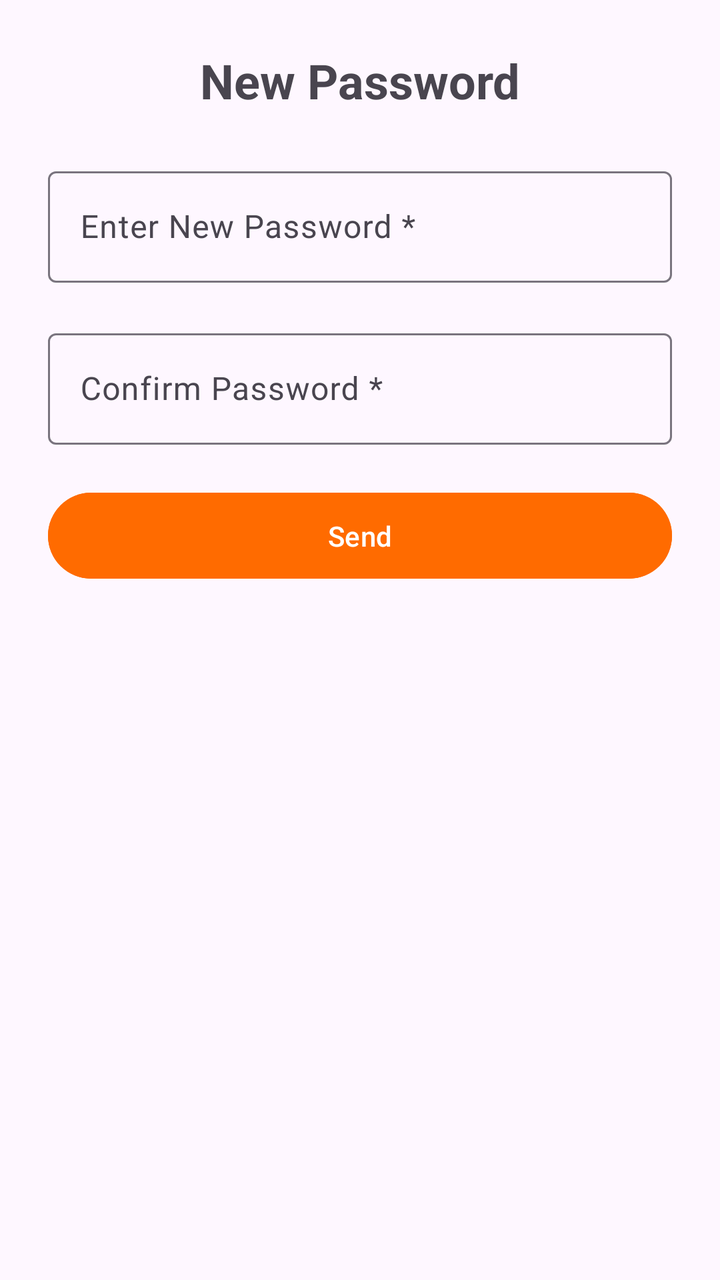
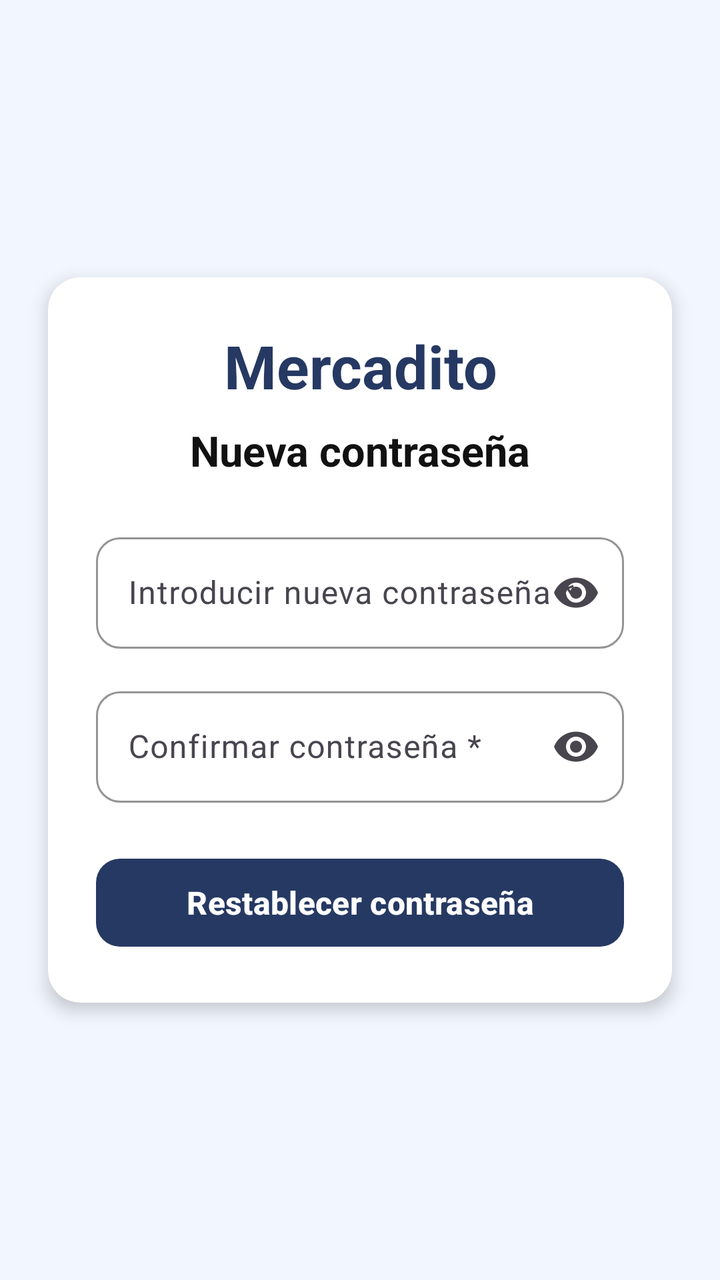

An Android layout rendered at two revisions. The XML below is the earlier revision; the diff shows what the commit changed to produce the second picture.
<!-- AndroidManifest.xml: application theme Theme.MyApplication -->
<!-- res/layout/forget_new_password.xml -->
<?xml version="1.0" encoding="utf-8"?>
<ScrollView xmlns:android="http://schemas.android.com/apk/res/android"
    android:layout_width="match_parent"
    android:layout_height="match_parent"
    android:padding="24dp">

    <LinearLayout
        android:layout_width="match_parent"
        android:layout_height="wrap_content"
        android:orientation="vertical">

        <TextView
            android:layout_width="wrap_content"
            android:layout_height="wrap_content"
            android:text="New Password"
            android:textSize="24sp"
            android:textStyle="bold"
            android:layout_gravity="center_horizontal"
            android:layout_marginBottom="24dp"/>

        <com.google.android.material.textfield.TextInputLayout
            android:layout_width="match_parent"
            android:layout_height="wrap_content"
            android:hint="Enter New Password *"
            android:layout_marginBottom="20dp">

            <com.google.android.material.textfield.TextInputEditText
                android:id="@+id/inputNewPassword"
                android:layout_width="match_parent"
                android:layout_height="wrap_content" />
        </com.google.android.material.textfield.TextInputLayout>

        <com.google.android.material.textfield.TextInputLayout
            android:layout_width="match_parent"
            android:layout_height="wrap_content"
            android:hint="Confirm Password *"
            android:layout_marginBottom="20dp">

            <com.google.android.material.textfield.TextInputEditText
                android:id="@+id/inputConfirmPassword"
                android:layout_width="match_parent"
                android:layout_height="wrap_content"/>
        </com.google.android.material.textfield.TextInputLayout>


        <Button
            android:id="@+id/resetPasswordButton"
            android:layout_width="match_parent"
            android:layout_height="wrap_content"
            android:text="Send"
            android:backgroundTint="#FF6B00"
            android:textColor="@android:color/white"
            android:padding="12dp"/>
    </LinearLayout>
</ScrollView>
<!-- resources referenced by this layout -->
<resources>
  <style name="Theme.MyApplication" parent="Base.Theme.MyApplication" />
  <style name="Base.Theme.MyApplication" parent="Theme.Material3.DayNight.NoActionBar">
          
          
      </style>
</resources>

<!-- the commit's change to res/layout/forget_new_password.xml (unified diff, before → after) -->
@@ -1,55 +1,118 @@
 <?xml version="1.0" encoding="utf-8"?>
-<ScrollView xmlns:android="http://schemas.android.com/apk/res/android"
+<androidx.constraintlayout.widget.ConstraintLayout
+    xmlns:android="http://schemas.android.com/apk/res/android"
+    xmlns:app="http://schemas.android.com/apk/res-auto"
     android:layout_width="match_parent"
     android:layout_height="match_parent"
-    android:padding="24dp">
+    android:background="@color/main_screen">
 
-    <LinearLayout
+    <androidx.cardview.widget.CardView
         android:layout_width="match_parent"
         android:layout_height="wrap_content"
-        android:orientation="vertical">
+        android:layout_margin="24dp"
+        app:cardBackgroundColor="@color/foodstore_surface"
+        app:cardCornerRadius="16dp"
+        app:cardElevation="5dp"
+        app:layout_constraintTop_toTopOf="parent"
+        app:layout_constraintBottom_toBottomOf="parent"
+        app:layout_constraintStart_toStartOf="parent"
+        app:layout_constraintEnd_toEndOf="parent">
 
-        <TextView
-            android:layout_width="wrap_content"
-            android:layout_height="wrap_content"
-            android:text="New Password"
-            android:textSize="24sp"
-            android:textStyle="bold"
-            android:layout_gravity="center_horizontal"
-            android:layout_marginBottom="24dp"/>
-
-        <com.google.android.material.textfield.TextInputLayout
+        <ScrollView
             android:layout_width="match_parent"
             android:layout_height="wrap_content"
-            android:hint="Enter New Password *"
-            android:layout_marginBottom="20dp">
+            android:fillViewport="true">
 
-            <com.google.android.material.textfield.TextInputEditText
-                android:id="@+id/inputNewPassword"
+            <LinearLayout
                 android:layout_width="match_parent"
-                android:layout_height="wrap_content" />
-        </com.google.android.material.textfield.TextInputLayout>
+                android:layout_height="wrap_content"
+                android:orientation="vertical"
+                android:padding="24dp">
 
-        <com.google.android.material.textfield.TextInputLayout
-            android:layout_width="match_parent"
-            android:layout_height="wrap_content"
-            android:hint="Confirm Password *"
-            android:layout_marginBottom="20dp">
+                
+                <TextView
+                    android:layout_width="match_parent"
+                    android:layout_height="wrap_content"
+                    android:gravity="center"
+                    android:text="@string/app_name"
+                    android:textColor="@color/foodstore_primary"
+                    android:textSize="30sp"
+                    android:textStyle="bold"/>
 
-            <com.google.android.material.textfield.TextInputEditText
-                android:id="@+id/inputConfirmPassword"
-                android:layout_width="match_parent"
-                android:layout_height="wrap_content"/>
-        </com.google.android.material.textfield.TextInputLayout>
+                
+                <TextView
+                    android:layout_width="match_parent"
+                    android:layout_height="wrap_content"
+                    android:layout_marginTop="8dp"
+                    android:gravity="center"
+                    android:text="Nueva contraseña"
+                    android:textColor="@color/foodstore_text"
+                    android:textSize="21sp"
+                    android:textStyle="bold"/>
 
+                
+                <com.google.android.material.textfield.TextInputLayout
+                    android:layout_width="match_parent"
+                    android:layout_height="wrap_content"
+                    android:layout_marginTop="24dp"
+                    android:hint="Introducir nueva contraseña *"
+                    app:boxBackgroundMode="outline"
+                    app:boxCornerRadiusBottomEnd="12dp"
+                    app:boxCornerRadiusBottomStart="12dp"
+                    app:boxCornerRadiusTopEnd="12dp"
+                    app:boxCornerRadiusTopStart="12dp"
+                    app:boxStrokeColor="@color/foodstore_primary"
+                    app:endIconMode="password_toggle">
 
-        <Button
-            android:id="@+id/resetPasswordButton"
-            android:layout_width="match_parent"
-            android:layout_height="wrap_content"
-            android:text="Send"
-            android:backgroundTint="#FF6B00"
-            android:textColor="@android:color/white"
-            android:padding="12dp"/>
-    </LinearLayout>
-</ScrollView>
+                    <com.google.android.material.textfield.TextInputEditText
+                        android:id="@+id/inputNewPassword"
+                        android:layout_width="match_parent"
+                        android:layout_height="wrap_content"
+                        android:inputType="textPassword"
+                        android:textSize="16sp"/>
+
+                </com.google.android.material.textfield.TextInputLayout>
+
+                
+                <com.google.android.material.textfield.TextInputLayout
+                    android:layout_width="match_parent"
+                    android:layout_height="wrap_content"
+                    android:layout_marginTop="16dp"
+                    android:hint="Confirmar contraseña *"
+                    app:boxBackgroundMode="outline"
+                    app:boxCornerRadiusBottomEnd="12dp"
+                    app:boxCornerRadiusBottomStart="12dp"
+                    app:boxCornerRadiusTopEnd="12dp"
+                    app:boxCornerRadiusTopStart="12dp"
+                    app:boxStrokeColor="@color/foodstore_primary"
+                    app:endIconMode="password_toggle">
+
+                    <com.google.android.material.textfield.TextInputEditText
+                        android:id="@+id/inputConfirmPassword"
+                        android:layout_width="match_parent"
+                        android:layout_height="wrap_content"
+                        android:inputType="textPassword"
+                        android:textSize="16sp"/>
+
+                </com.google.android.material.textfield.TextInputLayout>
+
+                
+                <com.google.android.material.button.MaterialButton
+                    android:id="@+id/resetPasswordButton"
+                    android:layout_width="match_parent"
+                    android:layout_height="52dp"
+                    android:layout_marginTop="24dp"
+                    android:text="Restablecer contraseña"
+                    android:textColor="@android:color/white"
+                    android:textSize="16sp"
+                    android:textStyle="bold"
+                    app:backgroundTint="@color/foodstore_primary"
+                    app:cornerRadius="12dp"/>
+
+            </LinearLayout>
+
+        </ScrollView>
+
+    </androidx.cardview.widget.CardView>
+
+</androidx.constraintlayout.widget.ConstraintLayout>
<!-- resource entries referenced after the edit -->
@@ -1,5 +1,10 @@
 <!-- resources referenced by this layout -->
 <resources>
+  <color name="foodstore_primary">#263963</color>
+  <color name="foodstore_surface">#FFFFFF</color>
+  <color name="foodstore_text">#111111</color>
+  <color name="main_screen">#F2F7FF</color>
+  <string name="app_name">Mercadito</string>
   <style name="Theme.MyApplication" parent="Base.Theme.MyApplication" />
   <style name="Base.Theme.MyApplication" parent="Theme.Material3.DayNight.NoActionBar">
           
